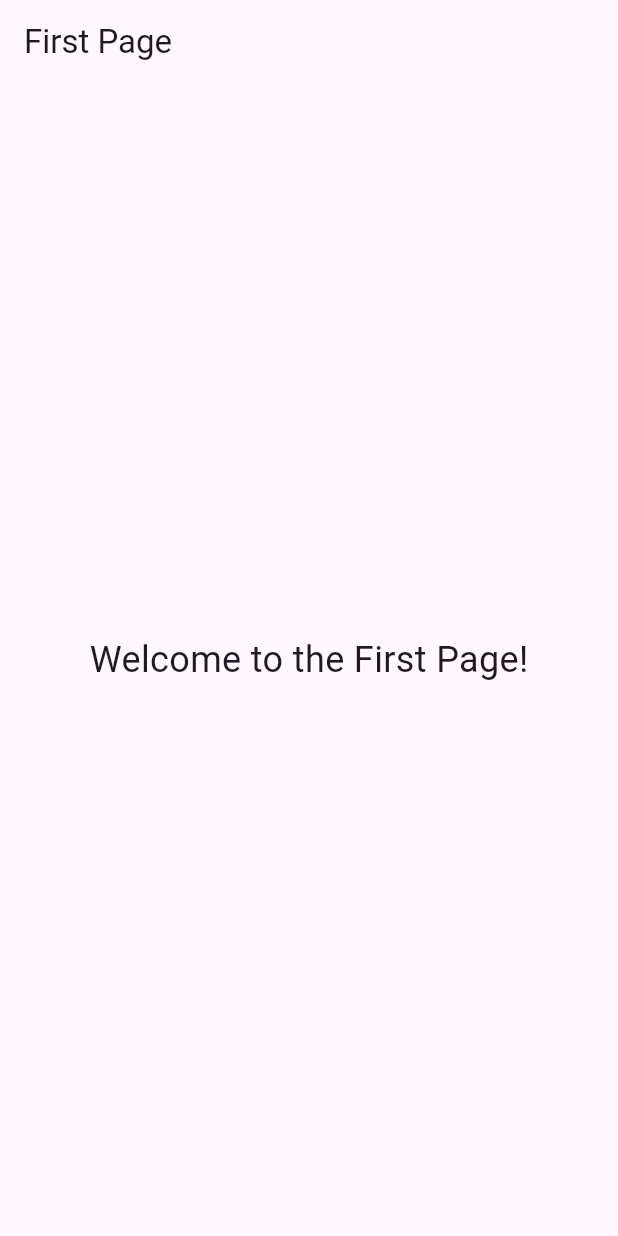
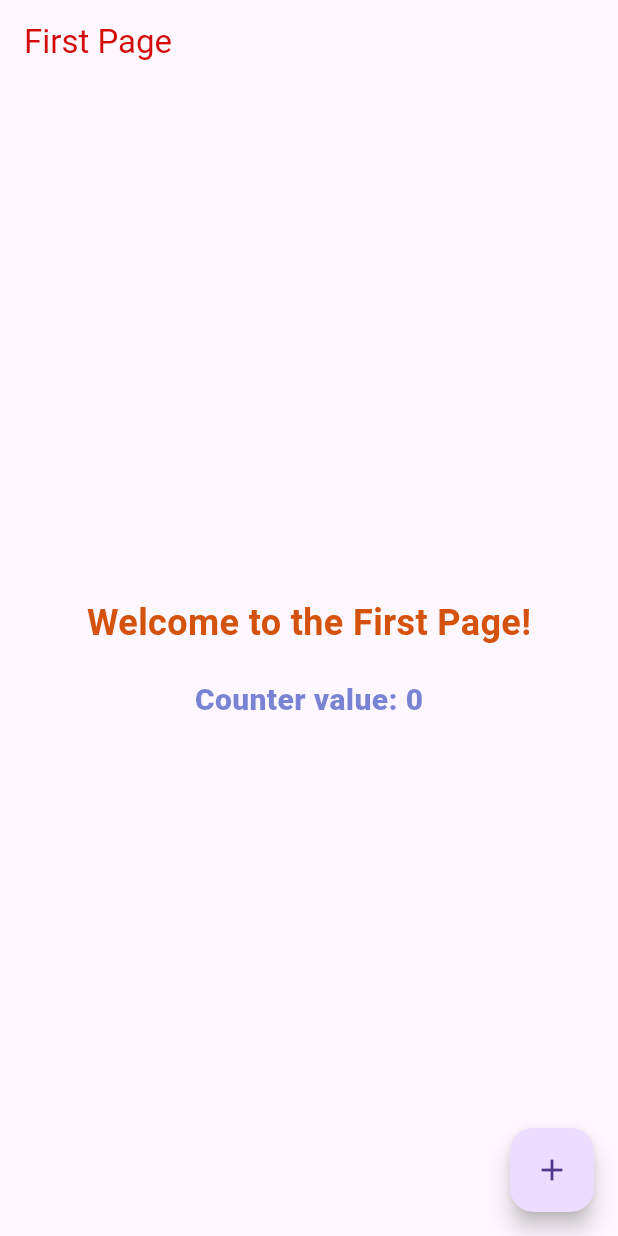
Before and after one commit to abdullah1211u/Flutter_task_1, a Flutter app: the screen it shows after launch, on a phone screen of 412 x 824 dp. Run offline on Flutter 3.47's test engine with Material 3 defaults, Android fonts, the phone set to English and light mode, and no system bars; our stand-ins replace get.

Commit message:
commit2nd

```diff
--- /dev/null
+++ b/task_work_1/lib/controller/firstpage_controller.dart
@@ -0,0 +1,11 @@
+import 'package:get/get.dart';
+
+class FirstPageController extends GetxController {
+  int _counter = 0;
+
+  int get counter => _counter;
+
+  set counter(int value) {
+    _counter = value;
+  }
+}
--- a/task_work_1/lib/view/first_page.dart
+++ b/task_work_1/lib/view/first_page.dart
@@ -1,18 +1,55 @@
 import 'package:flutter/material.dart';
+import 'package:get/get_state_manager/get_state_manager.dart';
+import 'package:task_work_1/controller/firstpage_controller.dart';
 
 class FirstPage extends StatelessWidget {
   const FirstPage({super.key});
 
   @override
   Widget build(BuildContext context) {
-    return Scaffold(
-      appBar: AppBar(title: const Text('First Page')),
-      body: Center(
-        child: Text(
-          'Welcome to the First Page!',
-          style: TextStyle(fontSize: 24),
-        ),
-      ),
+    return GetBuilder<FirstPageController>(
+      init: FirstPageController(),
+      builder: (FirstPageController controller) {
+        return Scaffold(
+          appBar: AppBar(
+            title: const Text(
+              'First Page',
+              style: TextStyle(color: Color.fromARGB(255, 211, 11, 11)),
+            ),
+          ),
+          body: Center(
+            child: Column(
+              mainAxisAlignment: MainAxisAlignment.center,
+              children: [
+                Text(
+                  'Welcome to the First Page!',
+                  style: TextStyle(
+                    fontSize: 24,
+                    fontWeight: FontWeight.bold,
+                    color: const Color.fromARGB(255, 212, 82, 12),
+                  ),
+                ),
+                const SizedBox(height: 20),
+                Text(
+                  'Counter value: ${controller.counter}',
+                  style: const TextStyle(
+                    fontSize: 20,
+                    fontWeight: FontWeight.w900,
+                    color: Color.fromARGB(137, 5, 33, 174),
+                  ),
+                ),
+              ],
+            ),
+          ),
+          floatingActionButton: FloatingActionButton(
+            onPressed: () {
+              controller.counter++;
+              controller.update(); // Notify the UI to update
+            },
+            child: const Icon(Icons.add),
+          ),
+        );
+      },
     );
   }
 }
```
Also changed, not shown: task_work_1/lib/view/secondpage.dart (added, +27 -0 lines), task_work_1/lib/controller/secondpage_controller.dart (added).
